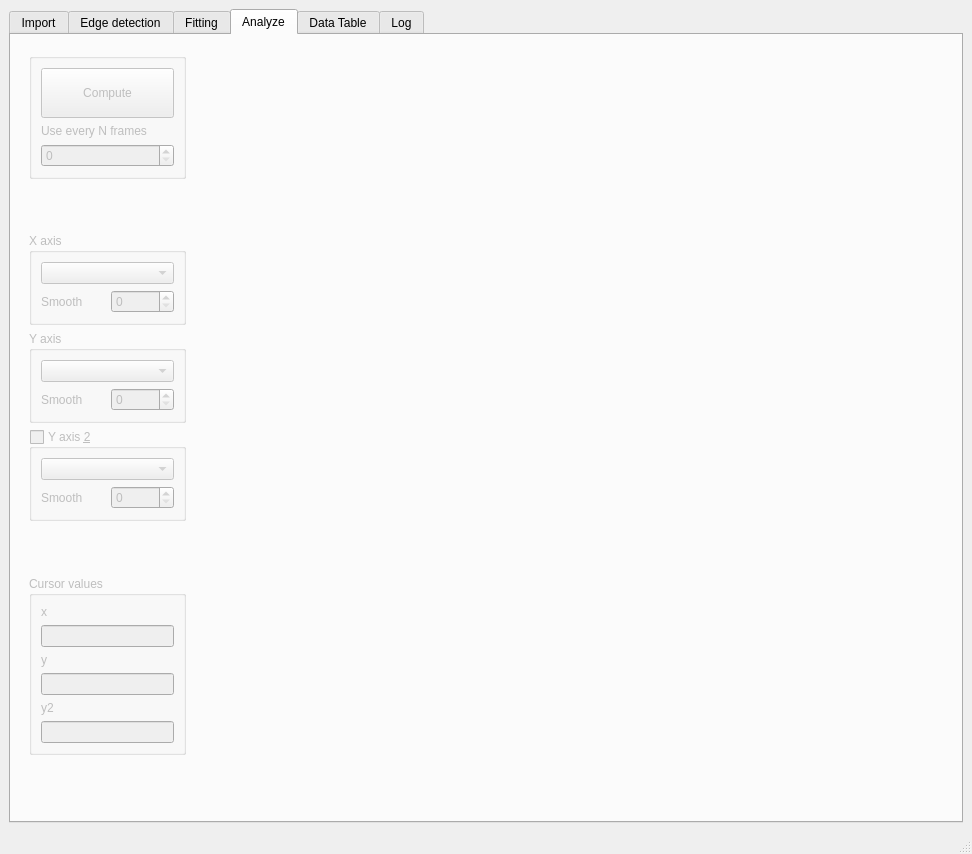
This is pyDSA_gui/design.ui in galaunay/pyDSA_gui as Qt 5 draws it before an edit. The edited form follows.
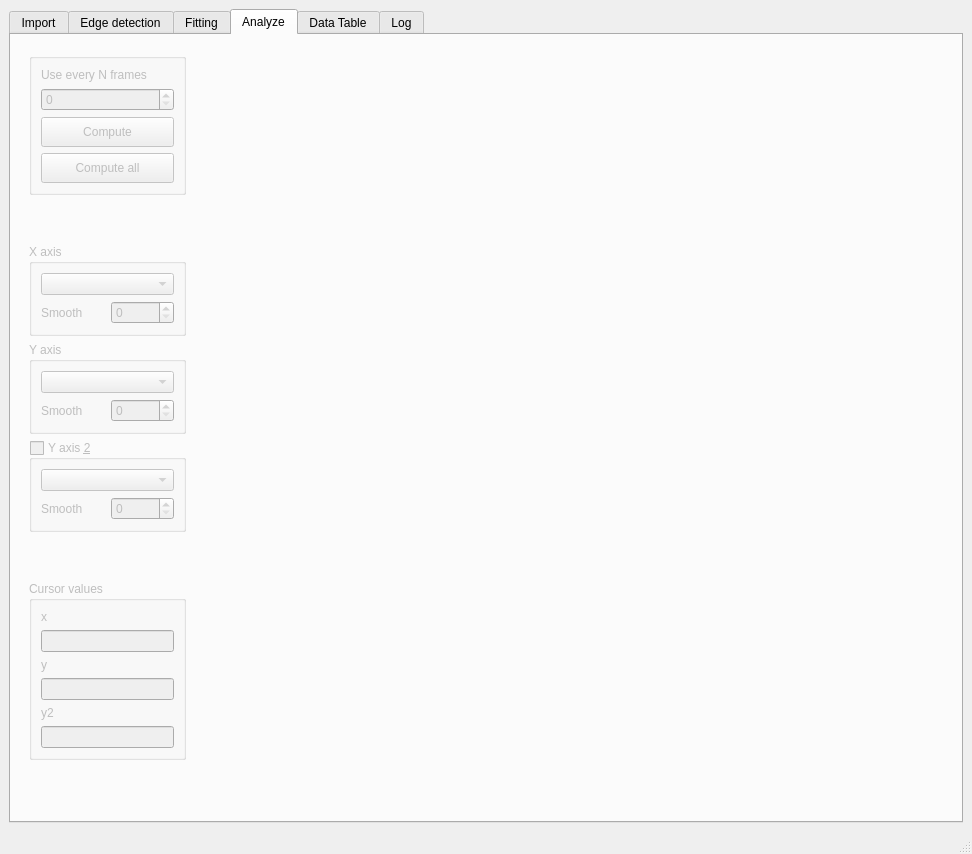
This is the edited form. The open tabs and pages were chosen to show the change. Custom widgets are drawn as their Qt base class.

Commit message: Add a 'compute for all frame' button

```diff
--- a/pyDSA_gui/design.ui
+++ b/pyDSA_gui/design.ui
@@ -1349,19 +1349,6 @@
               <bool>false</bool>
              </property>
              <layout class="QVBoxLayout" name="verticalLayout_24">
-              <item>
-               <widget class="QPushButton" name="tab4_run_button">
-                <property name="minimumSize">
-                 <size>
-                  <width>0</width>
-                  <height>50</height>
-                 </size>
-                </property>
-                <property name="text">
-                 <string>Compute</string>
-                </property>
-               </widget>
-              </item>
               <item>
                <widget class="QLabel" name="label">
                 <property name="text">
@@ -1376,6 +1363,32 @@
                 </property>
                </widget>
               </item>
+              <item>
+               <widget class="QPushButton" name="tab4_run_button">
+                <property name="minimumSize">
+                 <size>
+                  <width>0</width>
+                  <height>30</height>
+                 </size>
+                </property>
+                <property name="text">
+                 <string>Compute</string>
+                </property>
+               </widget>
+              </item>
+              <item>
+               <widget class="QPushButton" name="tab4_run_all_button">
+                <property name="minimumSize">
+                 <size>
+                  <width>0</width>
+                  <height>30</height>
+                 </size>
+                </property>
+                <property name="text">
+                 <string>Compute all</string>
+                </property>
+               </widget>
+              </item>
              </layout>
             </widget>
            </item>
```
Left out of the diff: 244 changed lines with no effect on the pictures. The commit also changes 3 other files.
